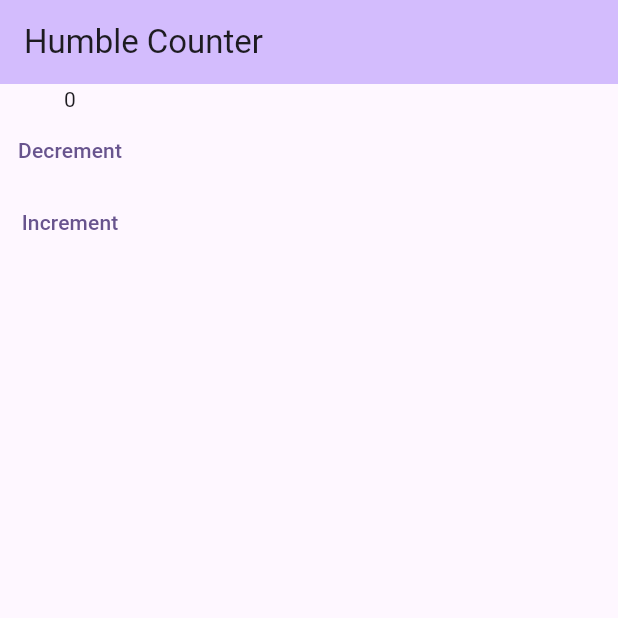
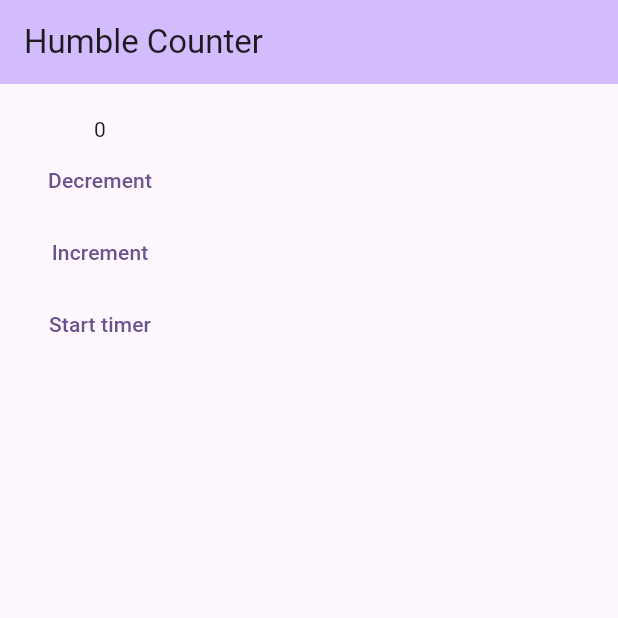
Before and after one commit to igornazarov1991/humble-counter, a Flutter app: the screen it shows after launch, after a tap on "Decrement", after a tap on "Increment", on a phone screen of 412 x 824 dp, the top half of it. Run offline on Flutter 3.47's test engine with Material 2 defaults, Android fonts, the phone set to English and light mode, and no system bars.

Commit message:
Add increment timer

```diff
--- a/lib/main.dart
+++ b/lib/main.dart
@@ -1,3 +1,5 @@
+import 'dart:async';
+
 import 'package:flutter/material.dart';
 import 'package:provider/provider.dart';
 
@@ -48,6 +50,8 @@ class Counter with ChangeNotifier {
   bool isLoadingFact = false;
   bool isTimerOn = false;
 
+  Timer? _timer;
+
   void decrement() {
     value --;
     notifyListeners();
@@ -56,6 +60,23 @@ class Counter with ChangeNotifier {
   void increment() {
     value ++;
     notifyListeners();
+  }
+
+  void toggleTimer() {
+    isTimerOn = !isTimerOn;
+    notifyListeners();
+
+    if (isTimerOn) {
+      _timer = Timer.periodic(
+          const Duration(seconds: 1),
+              (timer) {
+            value ++;
+            notifyListeners();
+          }
+      );
+    } else {
+      _timer?.cancel();
+    }
   }
 }
 
@@ -76,26 +97,27 @@ class _CounterPageState extends State<CounterPage> {
         backgroundColor: Theme.of(context).colorScheme.inversePrimary,
         title: Text(widget.title),
       ),
-      body: Column(
+      body: Container(
+        padding: const EdgeInsets.all(20),
+        child: Consumer<Counter>(
+          builder: (context, counter, child) => Column(
             children: [
-          Consumer<Counter>(
-            builder: (context, counter, child) => Text('${counter.value}'),
-          ),
+              Text('${counter.value}'),
               TextButton(
-            onPressed: () {
-              var counter = context.read<Counter>();
-              counter.decrement();
-            },
+                onPressed: counter.decrement,
                 child: const Text('Decrement'),
               ),
               TextButton(
-            onPressed: () {
-              var counter = context.read<Counter>();
-              counter.increment();
-            },
+                onPressed: counter.increment,
                 child: const Text('Increment'),
               ),
+              TextButton(
+                onPressed: counter.toggleTimer,
+                child: Text(counter.isTimerOn ? 'Stop timer' : 'Start timer'),
+              ),
             ],
+          ),
+        ),
       ),
     );
   }
```
Lines whose indentation alone changed are shown as unchanged.
